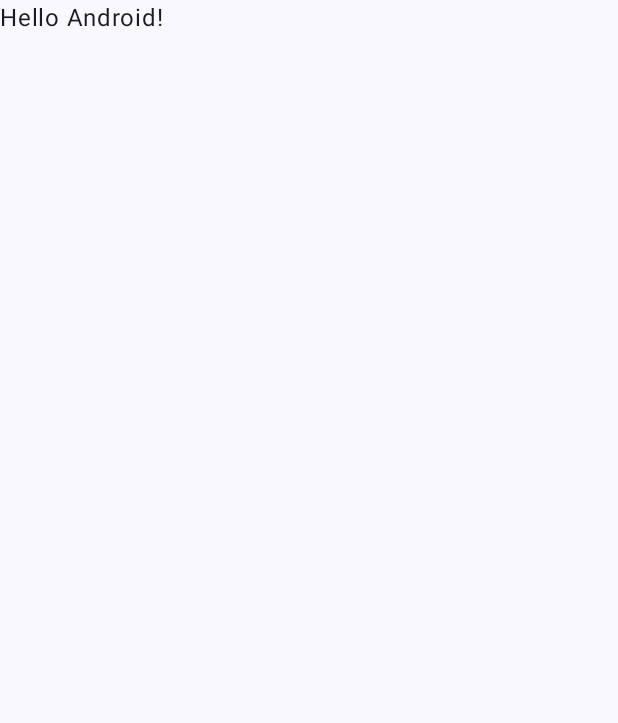
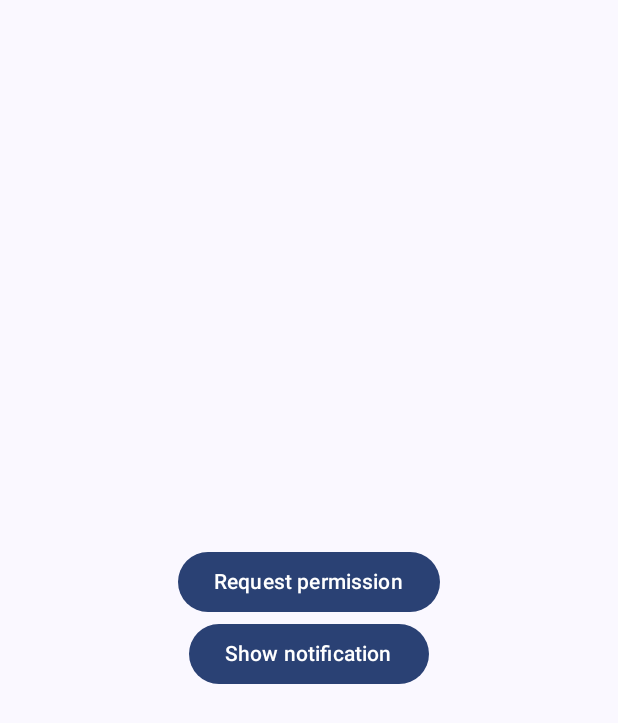
Before and after one commit to dennisandrew/MedReminder, an Android app built with Jetpack Compose: the screen it shows after launch (MainActivity), on a phone screen of 412 x 824 dp. Before the commit the part shown is almost empty. Shown: the top 723 px of the screen. Run offline under Robolectric (Android 15) with nearby library versions, the phone set to English and light mode, and no system bars.

Commit message:
Notification channel, notification reciever and notification service commit

```diff
--- /dev/null
+++ b/app/src/main/java/com/dacoding/medreminder/App.kt
@@ -0,0 +1,29 @@
+package com.dacoding.medreminder
+
+import android.app.Application
+import android.app.NotificationChannel
+import android.app.NotificationManager
+import android.content.Context
+import android.os.Build
+
+class App : Application() {
+
+    override fun onCreate() {
+        super.onCreate()
+        createNotificationChannel()
+    }
+
+    private fun createNotificationChannel() {
+        if (Build.VERSION.SDK_INT >= Build.VERSION_CODES.O) {
+            val channel =
+                NotificationChannel(
+                    NotificationService.MAIN_CHANNEL_ID,
+                    "Main",
+                    NotificationManager.IMPORTANCE_HIGH
+                )
+            val notificationManager = getSystemService(Context.NOTIFICATION_SERVICE)
+                    as NotificationManager
+            notificationManager.createNotificationChannel(channel)
+        }
+    }
+}
--- a/app/src/main/java/com/dacoding/medreminder/MainActivity.kt
+++ b/app/src/main/java/com/dacoding/medreminder/MainActivity.kt
@@ -1,46 +1,102 @@
 package com.dacoding.medreminder
 
+import android.Manifest
+import android.content.pm.PackageManager
+import android.os.Build
 import android.os.Bundle
 import androidx.activity.ComponentActivity
+import androidx.activity.compose.rememberLauncherForActivityResult
 import androidx.activity.compose.setContent
+import androidx.activity.result.contract.ActivityResultContracts
+import androidx.compose.foundation.layout.Arrangement
+import androidx.compose.foundation.layout.Column
 import androidx.compose.foundation.layout.fillMaxSize
+import androidx.compose.foundation.layout.padding
+import androidx.compose.material3.Button
 import androidx.compose.material3.MaterialTheme
 import androidx.compose.material3.Surface
 import androidx.compose.material3.Text
-import androidx.compose.runtime.Composable
+import androidx.compose.runtime.getValue
+import androidx.compose.runtime.mutableStateOf
+import androidx.compose.runtime.remember
+import androidx.compose.runtime.setValue
+import androidx.compose.ui.Alignment
 import androidx.compose.ui.Modifier
-import androidx.compose.ui.tooling.preview.Preview
+import androidx.compose.ui.platform.LocalContext
+import androidx.compose.ui.unit.dp
+import androidx.core.content.ContextCompat
 import com.dacoding.medreminder.ui.theme.MedReminderTheme
 
+
 class MainActivity : ComponentActivity() {
+
     override fun onCreate(savedInstanceState: Bundle?) {
         super.onCreate(savedInstanceState)
+
         setContent {
             MedReminderTheme {
-                // A surface container using the 'background' color from the theme
+                val context = LocalContext.current
+                val service = NotificationService(context)
+                var hasNotificationPermission by remember {
+                    if (Build.VERSION.SDK_INT >= Build.VERSION_CODES.TIRAMISU) {
+                        mutableStateOf(
+                            ContextCompat.checkSelfPermission(
+                                context,
+                                Manifest.permission.POST_NOTIFICATIONS
+                            ) == PackageManager.PERMISSION_GRANTED,
+                        )
+                    } else {
+                        mutableStateOf(true)
+                    }
+                    if (Build.VERSION.SDK_INT >= Build.VERSION_CODES.S) {
+                        mutableStateOf(
+                            ContextCompat.checkSelfPermission(
+                                context,
+                                Manifest.permission.SCHEDULE_EXACT_ALARM
+                            ) == PackageManager.PERMISSION_GRANTED
+                        )
+                    } else {
+                        mutableStateOf(true)
+                    }
+                }
                 Surface(
                     modifier = Modifier.fillMaxSize(),
                     color = MaterialTheme.colorScheme.background
                 ) {
-                    Greeting("Android")
+                    val permissionLauncher = rememberLauncherForActivityResult(
+                        contract = ActivityResultContracts.RequestPermission(),
+                        onResult = { isGranted ->
+                            hasNotificationPermission = isGranted
+                        }
+                    )
+                    Column(
+                        modifier = Modifier
+                            .fillMaxSize()
+                            .padding(16.dp),
+                        verticalArrangement = Arrangement.Center,
+                        horizontalAlignment = Alignment.CenterHorizontally
+                    ) {
+                        Button(onClick = {
+                            if (Build.VERSION.SDK_INT >= Build.VERSION_CODES.S) {
+                                permissionLauncher.launch(Manifest.permission.SCHEDULE_EXACT_ALARM)
+                            }
+                            if (Build.VERSION.SDK_INT >= Build.VERSION_CODES.TIRAMISU) {
+                                permissionLauncher.launch(Manifest.permission.POST_NOTIFICATIONS)
+                            }
+                        }) {
+                            Text(text = "Request permission")
+                        }
+                        Button(onClick = {
+                            if (hasNotificationPermission) {
+                                service.showNotification()
+                            }
+
+                        }) {
+                            Text(text = "Show notification")
+                        }
+                    }
                 }
             }
         }
     }
 }
-
-@Composable
-fun Greeting(name: String, modifier: Modifier = Modifier) {
-    Text(
-        text = "Hello $name!",
-        modifier = modifier
-    )
-}
-
-@Preview(showBackground = true)
-@Composable
-fun GreetingPreview() {
-    MedReminderTheme {
-        Greeting("Android")
-    }
-}
--- /dev/null
+++ b/app/src/main/java/com/dacoding/medreminder/NotificationService.kt
@@ -0,0 +1,24 @@
+package com.dacoding.medreminder
+
+import android.app.NotificationManager
+import android.content.Context
+import androidx.core.app.NotificationCompat
+
+class NotificationService(
+    private val context: Context
+) {
+    private val notificationManager = context.getSystemService(Context.NOTIFICATION_SERVICE) as NotificationManager
+
+    fun showNotification() {
+        val notification = NotificationCompat.Builder(context, MAIN_CHANNEL_ID)
+            .setSmallIcon(R.drawable.baseline_circle_notifications_24)
+            .setContentTitle("Content title")
+            .setContentText("Content text")
+            .build()
+        notificationManager.notify(1, notification)
+    }
+
+    companion object {
+        const val MAIN_CHANNEL_ID = "channel_main"
+    }
+}
--- /dev/null
+++ b/app/src/main/res/drawable/baseline_circle_notifications_24.xml
@@ -0,0 +1,9 @@
+<vector xmlns:android="http://schemas.android.com/apk/res/android"
+    android:width="24dp"
+    android:height="24dp"
+    android:viewportWidth="24"
+    android:viewportHeight="24">
+    <path
+        android:fillColor="@android:color/white"
+        android:pathData="M12,2C6.48,2 2,6.48 2,12s4.48,10 10,10 10,-4.48 10,-10S17.52,2 12,2zM12,18.5c-0.83,0 -1.5,-0.67 -1.5,-1.5h3c0,0.83 -0.67,1.5 -1.5,1.5zM17,16L7,16v-1l1,-1v-2.61C8,9.27 9.03,7.47 11,7v-0.5c0,-0.57 0.43,-1 1,-1s1,0.43 1,1L13,7c1.97,0.47 3,2.28 3,4.39L16,14l1,1v1z" />
+</vector>
```
Also changed, not shown: app/src/main/AndroidManifest.xml (+6 -1 lines), app/src/main/java/com/dacoding/medreminder/NotificationReceiver.kt (added, +12 -0 lines).
